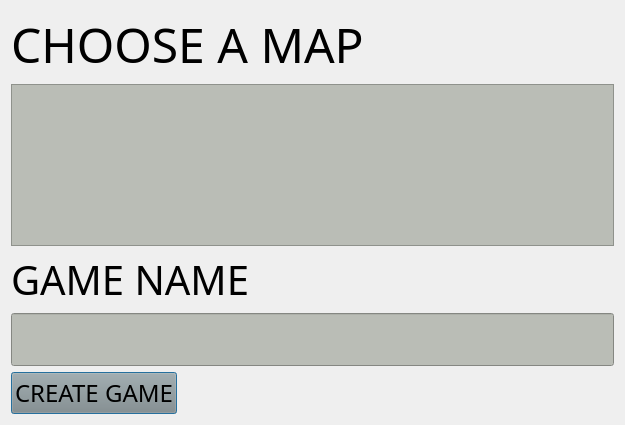
fsardella/Dune_TP3, file client/client_interface/creategamewindow.ui: the form before one commit.
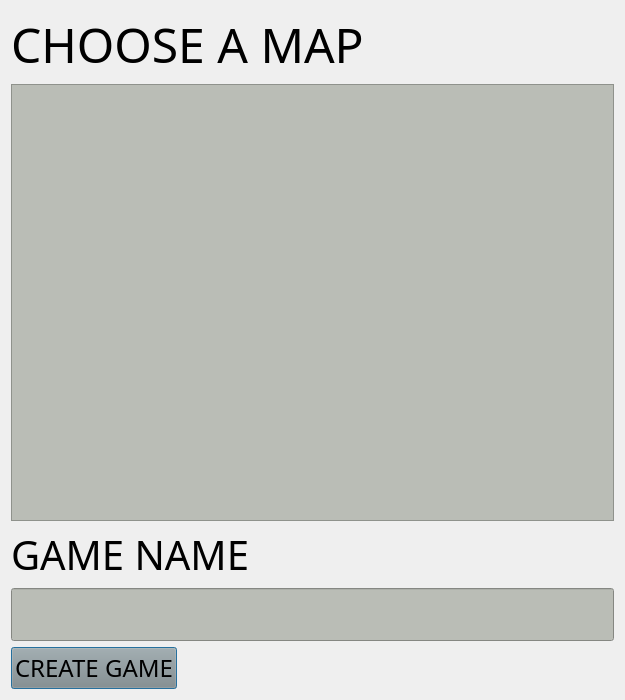
The form after the commit.

```diff
--- a/client/client_interface/creategamewindow.ui
+++ b/client/client_interface/creategamewindow.ui
@@ -7,7 +7,7 @@
     <x>0</x>
     <y>0</y>
     <width>625</width>
-    <height>425</height>
+    <height>700</height>
    </rect>
   </property>
   <property name="windowTitle">
```
